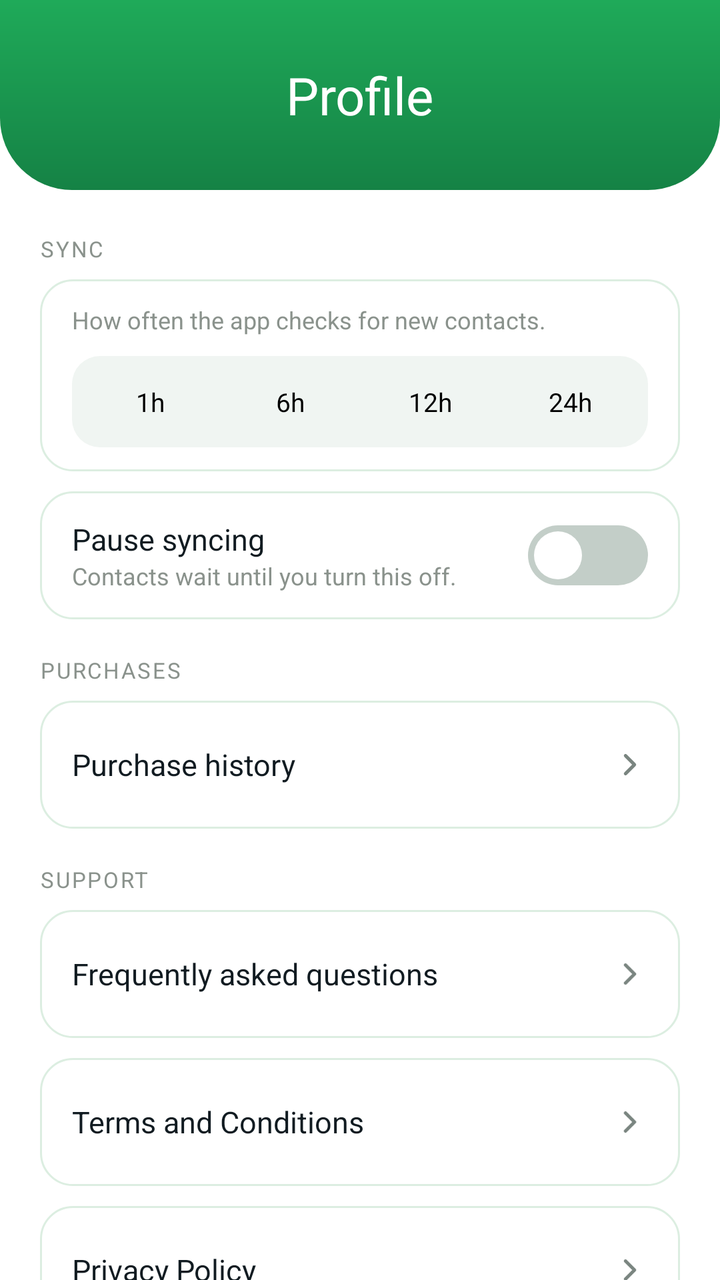
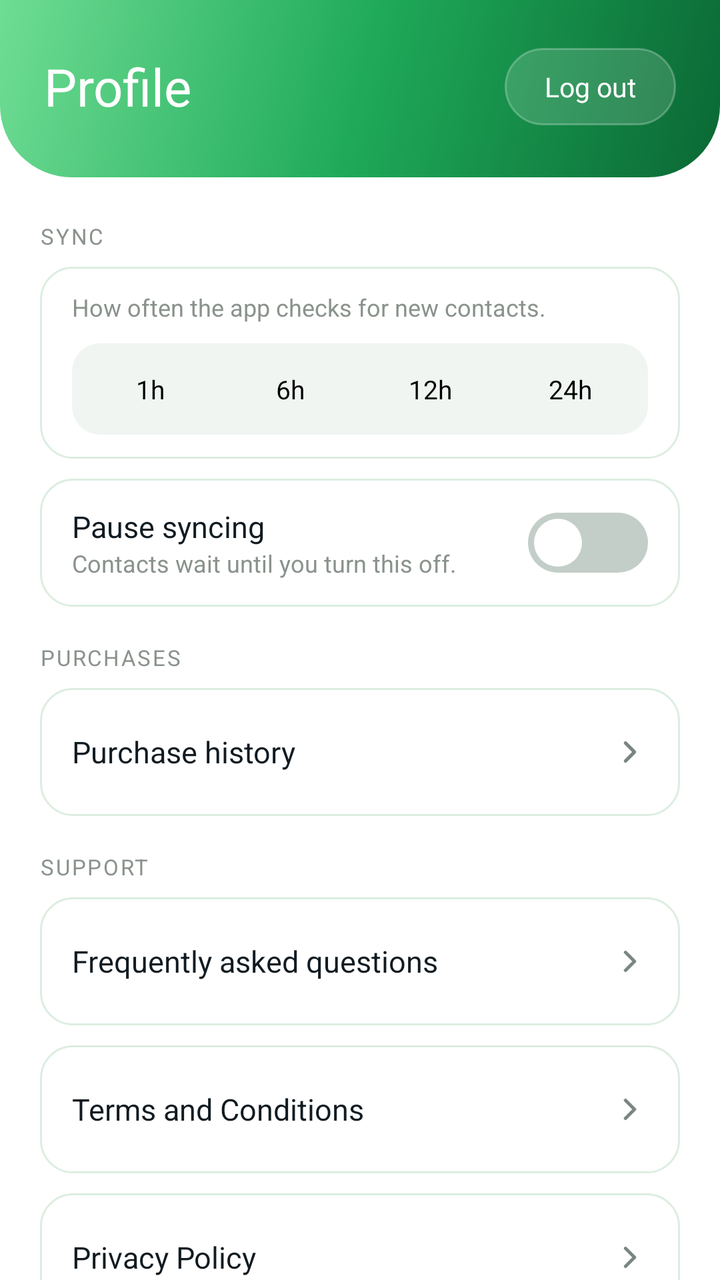

Screens rendered from an Android XML layout before and after an edit, with the pre-edit source and the edit as a unified diff.
<!-- AndroidManifest.xml: application theme Theme.ViewGrow.Starting -->
<!-- res/layout/fragment_profile.xml -->
<?xml version="1.0" encoding="utf-8"?>
<LinearLayout xmlns:android="http://schemas.android.com/apk/res/android"
    xmlns:app="http://schemas.android.com/apk/res-auto"
    android:layout_width="match_parent"
    android:layout_height="match_parent"
    android:background="@color/surface"
    android:orientation="vertical">

    
    <LinearLayout
        android:id="@+id/hero"
        android:layout_width="match_parent"
        android:layout_height="wrap_content"
        android:background="@drawable/bg_hero"
        android:gravity="center_horizontal"
        android:orientation="vertical"
        android:paddingTop="30dp"
        android:paddingBottom="30dp">
        <LinearLayout
            android:layout_width="wrap_content"
            android:layout_height="wrap_content"
            android:gravity="center_vertical"
            android:orientation="horizontal">
            <TextView
                android:layout_width="wrap_content"
                android:layout_height="wrap_content"
                android:tag="extrabold"
                android:text="Profile"
                android:textColor="@color/white"
                android:textSize="26sp" />
        </LinearLayout>
    </LinearLayout>

    <ScrollView
        android:layout_width="match_parent"
        android:layout_height="0dp"
        android:layout_weight="1"
        android:clipToPadding="false"
        android:paddingBottom="90dp"
        android:scrollbars="none">

        
        <LinearLayout
            android:layout_width="match_parent"
            android:layout_height="wrap_content"
            android:orientation="vertical"
            android:paddingStart="20dp"
            android:paddingTop="22dp"
            android:paddingEnd="20dp"
            android:paddingBottom="20dp">

            <TextView style="@style/SectionLabel" android:layout_marginTop="0dp" android:text="SYNC" />

            
            <LinearLayout
                android:id="@+id/row_interval"
                style="@style/SettingRow"
                android:orientation="vertical"
                android:gravity="start">
                <TextView style="@style/SettingSub" android:text="How often the app checks for new contacts." />
                <LinearLayout
                    android:layout_width="match_parent"
                    android:layout_height="wrap_content"
                    android:layout_marginTop="10dp"
                    android:background="@drawable/bg_seg_track"
                    android:orientation="horizontal"
                    android:padding="4dp">
                    <TextView
                        android:id="@+id/seg_1"
                        android:layout_width="0dp"
                        android:layout_height="wrap_content"
                        android:layout_weight="1"
                        android:gravity="center"
                        android:paddingTop="10dp"
                        android:paddingBottom="10dp"
                        android:tag="semibold"
                        android:text="1h"
                        android:textSize="13sp" />
                    <TextView
                        android:id="@+id/seg_6"
                        android:layout_width="0dp"
                        android:layout_height="wrap_content"
                        android:layout_weight="1"
                        android:gravity="center"
                        android:paddingTop="10dp"
                        android:paddingBottom="10dp"
                        android:tag="semibold"
                        android:text="6h"
                        android:textSize="13sp" />
                    <TextView
                        android:id="@+id/seg_12"
                        android:layout_width="0dp"
                        android:layout_height="wrap_content"
                        android:layout_weight="1"
                        android:gravity="center"
                        android:paddingTop="10dp"
                        android:paddingBottom="10dp"
                        android:tag="semibold"
                        android:text="12h"
                        android:textSize="13sp" />
                    <TextView
                        android:id="@+id/seg_24"
                        android:layout_width="0dp"
                        android:layout_height="wrap_content"
                        android:layout_weight="1"
                        android:gravity="center"
                        android:paddingTop="10dp"
                        android:paddingBottom="10dp"
                        android:tag="semibold"
                        android:text="24h"
                        android:textSize="13sp" />
                </LinearLayout>
            </LinearLayout>

            <LinearLayout style="@style/SettingRow">
                <LinearLayout
                    android:layout_width="0dp"
                    android:layout_height="wrap_content"
                    android:layout_weight="1"
                    android:orientation="vertical">
                    <TextView style="@style/SettingTitle" android:text="Pause syncing" />
                    <TextView style="@style/SettingSub" android:text="Contacts wait until you turn this off." />
                </LinearLayout>
                <androidx.appcompat.widget.SwitchCompat
                    android:id="@+id/sw_pause"
                    style="@style/SettingSwitch" />
            </LinearLayout>


            <TextView style="@style/SectionLabel" android:text="PURCHASES" />

            <LinearLayout
                android:id="@+id/row_purchases"
                style="@style/SettingRow"
                android:clickable="true"
                android:focusable="true">
                <TextView style="@style/SettingTitle" android:layout_width="0dp" android:layout_weight="1" android:text="Purchase history" />
                <ImageView
                    android:layout_width="18dp"
                    android:layout_height="18dp"
                    android:contentDescription="@null"
                    android:src="@drawable/ic_chevron_right" />
            </LinearLayout>

            <TextView style="@style/SectionLabel" android:text="SUPPORT" />

            <LinearLayout
                android:id="@+id/row_help"
                style="@style/SettingRow"
                android:clickable="true"
                android:focusable="true">
                <TextView style="@style/SettingTitle" android:layout_width="0dp" android:layout_weight="1" android:text="Frequently asked questions" />
                <ImageView
                    android:layout_width="18dp"
                    android:layout_height="18dp"
                    android:contentDescription="@null"
                    android:src="@drawable/ic_chevron_right" />
            </LinearLayout>

            <LinearLayout
                android:id="@+id/row_terms"
                style="@style/SettingRow"
                android:clickable="true"
                android:focusable="true">
                <TextView style="@style/SettingTitle" android:layout_width="0dp" android:layout_weight="1" android:text="Terms and Conditions" />
                <ImageView
                    android:layout_width="18dp"
                    android:layout_height="18dp"
                    android:contentDescription="@null"
                    android:src="@drawable/ic_chevron_right" />
            </LinearLayout>

            <LinearLayout
                android:id="@+id/row_privacy"
                style="@style/SettingRow"
                android:clickable="true"
                android:focusable="true">
                <TextView style="@style/SettingTitle" android:layout_width="0dp" android:layout_weight="1" android:text="Privacy Policy" />
                <ImageView
                    android:layout_width="18dp"
                    android:layout_height="18dp"
                    android:contentDescription="@null"
                    android:src="@drawable/ic_chevron_right" />
            </LinearLayout>

            <LinearLayout
                android:id="@+id/row_contact"
                style="@style/SettingRow"
                android:clickable="true"
                android:focusable="true">
                <TextView style="@style/SettingTitle" android:layout_width="0dp" android:layout_weight="1" android:text="Contact us" />
                <ImageView
                    android:layout_width="18dp"
                    android:layout_height="18dp"
                    android:contentDescription="@null"
                    android:src="@drawable/ic_chevron_right" />
            </LinearLayout>

            
            <TextView
                android:id="@+id/btn_logout"
                android:layout_width="match_parent"
                android:layout_height="wrap_content"
                android:layout_marginTop="8dp"
                android:background="@drawable/bg_logout"
                android:clickable="true"
                android:focusable="true"
                android:gravity="center"
                android:paddingTop="15dp"
                android:paddingBottom="15dp"
                android:tag="bold"
                android:text="Log out"
                android:textColor="@color/green_text"
                android:textSize="13.5sp" />

            <TextView
                android:id="@+id/btn_delete"
                android:layout_width="match_parent"
                android:layout_height="wrap_content"
                android:layout_marginTop="10dp"
                android:background="@drawable/bg_delete"
                android:clickable="true"
                android:focusable="true"
                android:gravity="center"
                android:paddingTop="15dp"
                android:paddingBottom="15dp"
                android:tag="bold"
                android:text="Delete My Contacts"
                android:textColor="@color/red_dark"
                android:textSize="13.5sp" />


            <TextView
                android:id="@+id/version"
                android:layout_width="match_parent"
                android:layout_height="wrap_content"
                android:layout_marginTop="16dp"
                android:gravity="center"
                android:textColor="@color/muted"
                android:textSize="12sp" />
        </LinearLayout>
    </ScrollView>
</LinearLayout>
<!-- resources referenced by this layout -->
<resources>
  <color name="green_text">#158245</color>
  <color name="muted">#8A928C</color>
  <color name="red_dark">#B3413D</color>
  <color name="surface">#FFFFFF</color>
  <color name="white">#FFFFFF</color>
  <!-- drawable bg_delete (drawable) -->
  <?xml version="1.0" encoding="utf-8"?>
  <shape xmlns:android="http://schemas.android.com/apk/res/android" android:shape="rectangle">
      <solid android:color="@color/red_bg" />
      <stroke android:width="1dp" android:color="@color/red_dark" />
      <corners android:radius="14dp" />
  </shape>
  <!-- drawable bg_hero (drawable) -->
  <?xml version="1.0" encoding="utf-8"?>
  <shape xmlns:android="http://schemas.android.com/apk/res/android" android:shape="rectangle">
      <gradient android:angle="270" android:startColor="@color/green" android:endColor="@color/green_dark" />
      <corners android:bottomLeftRadius="36dp" android:bottomRightRadius="36dp" />
  </shape>
  <!-- drawable bg_logout (drawable) -->
  <?xml version="1.0" encoding="utf-8"?>
  <shape xmlns:android="http://schemas.android.com/apk/res/android" android:shape="rectangle">
      <solid android:color="@color/tint" />
      <stroke android:width="1dp" android:color="@color/green_text" />
      <corners android:radius="14dp" />
  </shape>
  <!-- drawable bg_seg_track (drawable) -->
  <?xml version="1.0" encoding="utf-8"?>
  <shape xmlns:android="http://schemas.android.com/apk/res/android" android:shape="rectangle">
      <solid android:color="@color/seg_track" />
      <corners android:radius="14dp" />
  </shape>
  <style name="SettingSub">
          <item name="android:layout_width">wrap_content</item>
          <item name="android:layout_height">wrap_content</item>
          <item name="android:textColor">@color/muted</item>
          <item name="android:textSize">12sp</item>
      </style>
  <style name="SettingTitle">
          <item name="android:layout_width">wrap_content</item>
          <item name="android:layout_height">wrap_content</item>
          <item name="android:tag">semibold</item>
          <item name="android:textColor">@color/dark</item>
          <item name="android:textSize">15sp</item>
      </style>
  <style name="Theme.ViewGrow.Starting" parent="Theme.SplashScreen">
          <item name="windowSplashScreenBackground">@color/splash_bg</item>
          <item name="windowSplashScreenAnimatedIcon">@drawable/splash_icon</item>
          <item name="postSplashScreenTheme">@style/Theme.ViewGrow</item>
      </style>
  <color name="red_bg">#FBEAE9</color>
  <color name="green">#1FAA59</color>
  <color name="green_dark">#158245</color>
  <color name="tint">#E1F5EB</color>
  <color name="seg_track">#F0F5F2</color>
  <color name="text2">#7A8580</color>
  <!-- drawable bg_card (drawable) -->
  <?xml version="1.0" encoding="utf-8"?>
  <shape xmlns:android="http://schemas.android.com/apk/res/android" android:shape="rectangle">
      <solid android:color="@color/surface" />
      <stroke android:width="1dp" android:color="@color/border" />
      <corners android:radius="16dp" />
  </shape>
  <!-- drawable switch_thumb_shape (drawable) -->
  <?xml version="1.0" encoding="utf-8"?>
  <layer-list xmlns:android="http://schemas.android.com/apk/res/android">
      <item
          android:left="3dp"
          android:top="3dp"
          android:right="3dp"
          android:bottom="3dp">
          <shape android:shape="oval">
              <size android:width="24dp" android:height="24dp" />
              <solid android:color="#FFFFFFFF" />
          </shape>
      </item>
  </layer-list>
  <!-- drawable switch_track_shape (drawable) -->
  <?xml version="1.0" encoding="utf-8"?>
  <shape xmlns:android="http://schemas.android.com/apk/res/android" android:shape="rectangle">
      <size android:width="52dp" android:height="30dp" />
      <corners android:radius="15dp" />
      <solid android:color="#FFFFFFFF" />
  </shape>
  <color name="dark">#111B21</color>
  <color name="splash_bg">#111B21</color>
  <color name="border">#DCEEE1</color>
  <!-- unchanged entries left out for length: 6 -->
</resources>

<!-- the commit's change to res/layout/fragment_profile.xml (unified diff, before → after) -->
@@ -12,23 +12,36 @@
         android:layout_width="match_parent"
         android:layout_height="wrap_content"
         android:background="@drawable/bg_hero"
-        android:gravity="center_horizontal"
-        android:orientation="vertical"
-        android:paddingTop="30dp"
-        android:paddingBottom="30dp">
-        <LinearLayout
+        android:gravity="center_vertical"
+        android:orientation="horizontal"
+        android:paddingStart="22dp"
+        android:paddingTop="24dp"
+        android:paddingEnd="22dp"
+        android:paddingBottom="26dp">
+        <TextView
+            android:layout_width="0dp"
+            android:layout_height="wrap_content"
+            android:layout_weight="1"
+            android:tag="extrabold"
+            android:text="Profile"
+            android:textColor="@color/white"
+            android:textSize="26sp" />
+        <TextView
+            android:id="@+id/btn_logout"
             android:layout_width="wrap_content"
             android:layout_height="wrap_content"
-            android:gravity="center_vertical"
-            android:orientation="horizontal">
-            <TextView
-                android:layout_width="wrap_content"
-                android:layout_height="wrap_content"
-                android:tag="extrabold"
-                android:text="Profile"
-                android:textColor="@color/white"
-                android:textSize="26sp" />
-        </LinearLayout>
+            android:background="@drawable/bg_badge_glass"
+            android:clickable="true"
+            android:focusable="true"
+            android:gravity="center"
+            android:paddingStart="20dp"
+            android:paddingTop="10dp"
+            android:paddingEnd="20dp"
+            android:paddingBottom="10dp"
+            android:tag="bold"
+            android:text="Log out"
+            android:textColor="@color/white"
+            android:textSize="13.5sp" />
     </LinearLayout>
 
     <ScrollView
@@ -184,11 +197,11 @@
             </LinearLayout>
 
             <LinearLayout
-                android:id="@+id/row_contact"
-                style="@style/SettingRow"
-                android:clickable="true"
-                android:focusable="true">
-                <TextView style="@style/SettingTitle" android:layout_width="0dp" android:layout_weight="1" android:text="Contact us" />
+                android:id="@+id/row_delete_account"
+                style="@style/SettingRow"
+                android:clickable="true"
+                android:focusable="true">
+                <TextView style="@style/SettingTitle" android:layout_width="0dp" android:layout_weight="1" android:text="Delete my account" />
                 <ImageView
                     android:layout_width="18dp"
                     android:layout_height="18dp"
@@ -197,27 +210,11 @@
             </LinearLayout>
 
             
-            <TextView
-                android:id="@+id/btn_logout"
-                android:layout_width="match_parent"
-                android:layout_height="wrap_content"
-                android:layout_marginTop="8dp"
-                android:background="@drawable/bg_logout"
-                android:clickable="true"
-                android:focusable="true"
-                android:gravity="center"
-                android:paddingTop="15dp"
-                android:paddingBottom="15dp"
-                android:tag="bold"
-                android:text="Log out"
-                android:textColor="@color/green_text"
-                android:textSize="13.5sp" />
-
             <TextView
                 android:id="@+id/btn_delete"
                 android:layout_width="match_parent"
                 android:layout_height="wrap_content"
-                android:layout_marginTop="10dp"
+                android:layout_marginTop="8dp"
                 android:background="@drawable/bg_delete"
                 android:clickable="true"
                 android:focusable="true"
<!-- resource entries referenced after the edit -->
@@ -1,10 +1,16 @@
 <!-- resources referenced by this layout -->
 <resources>
-  <color name="green_text">#158245</color>
   <color name="muted">#8A928C</color>
   <color name="red_dark">#B3413D</color>
   <color name="surface">#FFFFFF</color>
   <color name="white">#FFFFFF</color>
+  <!-- drawable bg_badge_glass (drawable) -->
+  <?xml version="1.0" encoding="utf-8"?>
+  <shape xmlns:android="http://schemas.android.com/apk/res/android" android:shape="rectangle">
+      <solid android:color="#26FFFFFF" />
+      <stroke android:width="1dp" android:color="#40FFFFFF" />
+      <corners android:radius="100dp" />
+  </shape>
   <!-- drawable bg_delete (drawable) -->
   <?xml version="1.0" encoding="utf-8"?>
   <shape xmlns:android="http://schemas.android.com/apk/res/android" android:shape="rectangle">
@@ -15,15 +21,12 @@
   <!-- drawable bg_hero (drawable) -->
   <?xml version="1.0" encoding="utf-8"?>
   <shape xmlns:android="http://schemas.android.com/apk/res/android" android:shape="rectangle">
-      <gradient android:angle="270" android:startColor="@color/green" android:endColor="@color/green_dark" />
+      <gradient
+          android:angle="315"
+          android:centerColor="@color/green"
+          android:endColor="@color/welcome_hero_end"
+          android:startColor="@color/welcome_hero_start" />
       <corners android:bottomLeftRadius="36dp" android:bottomRightRadius="36dp" />
-  </shape>
-  <!-- drawable bg_logout (drawable) -->
-  <?xml version="1.0" encoding="utf-8"?>
-  <shape xmlns:android="http://schemas.android.com/apk/res/android" android:shape="rectangle">
-      <solid android:color="@color/tint" />
-      <stroke android:width="1dp" android:color="@color/green_text" />
-      <corners android:radius="14dp" />
   </shape>
   <!-- drawable bg_seg_track (drawable) -->
   <?xml version="1.0" encoding="utf-8"?>
@@ -51,8 +54,9 @@
       </style>
   <color name="red_bg">#FBEAE9</color>
   <color name="green">#1FAA59</color>
+  <color name="welcome_hero_end">#0A6834</color>
+  <color name="welcome_hero_start">#6FDD94</color>
   <color name="green_dark">#158245</color>
-  <color name="tint">#E1F5EB</color>
   <color name="seg_track">#F0F5F2</color>
   <color name="text2">#7A8580</color>
   <!-- drawable bg_card (drawable) -->
